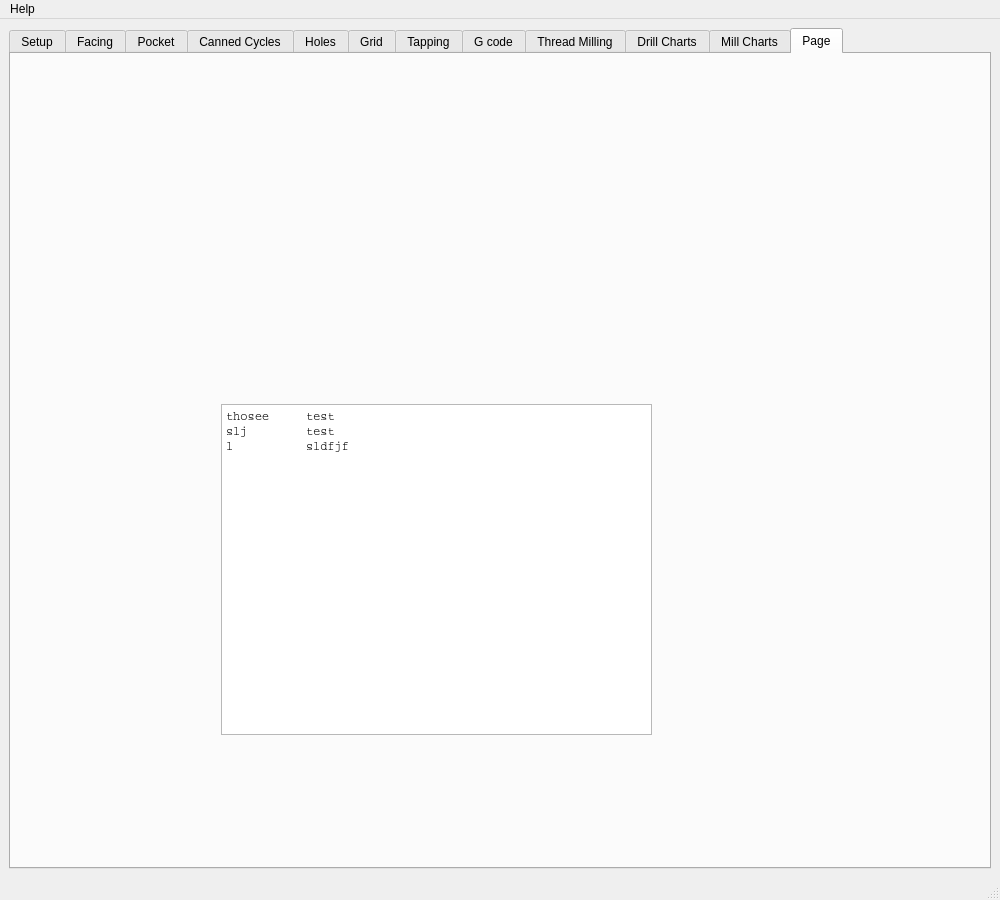
Old version of the form gcode/src/gcode.ui in the repository jethornton/gcode.
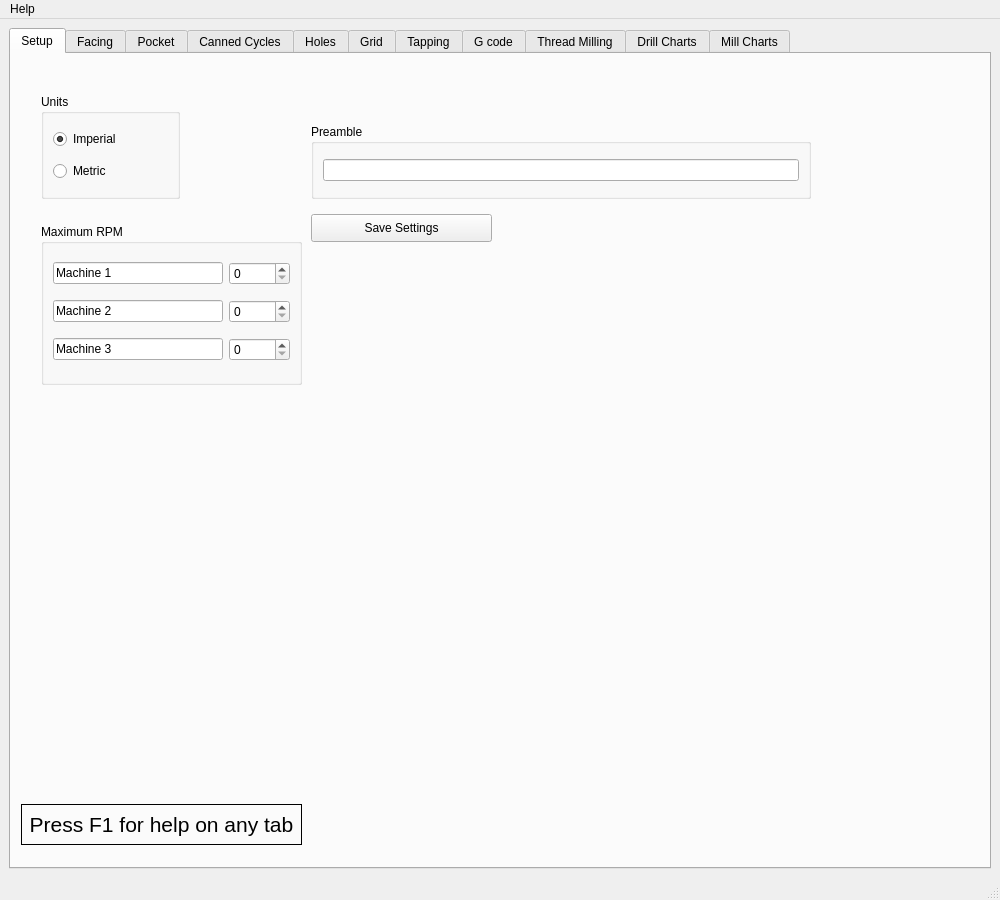
New version of the form. The open tabs and pages were chosen to show the change.

Commit message: remove test page

```diff
--- a/gcode/src/gcode.ui
+++ b/gcode/src/gcode.ui
@@ -2637,31 +2637,6 @@
         </layout>
        </widget>
       </widget>
-      <widget class="QWidget" name="tab_21">
-       <attribute name="title">
-        <string>Page</string>
-       </attribute>
-       <widget class="QPlainTextEdit" name="plainTextEdit">
-        <property name="geometry">
-         <rect>
-          <x>210</x>
-          <y>350</y>
-          <width>431</width>
-          <height>331</height>
-         </rect>
-        </property>
-        <property name="font">
-         <font>
-          <family>Courier</family>
-         </font>
-        </property>
-        <property name="plainText">
-         <string>thosee	test
-slj	test
-l	sldfjf</string>
-        </property>
-       </widget>
-      </widget>
      </widget>
     </item>
    </layout>
```
Left out of the diff: 14 changed lines with no effect on the pictures. The commit also changes 1 other file.
